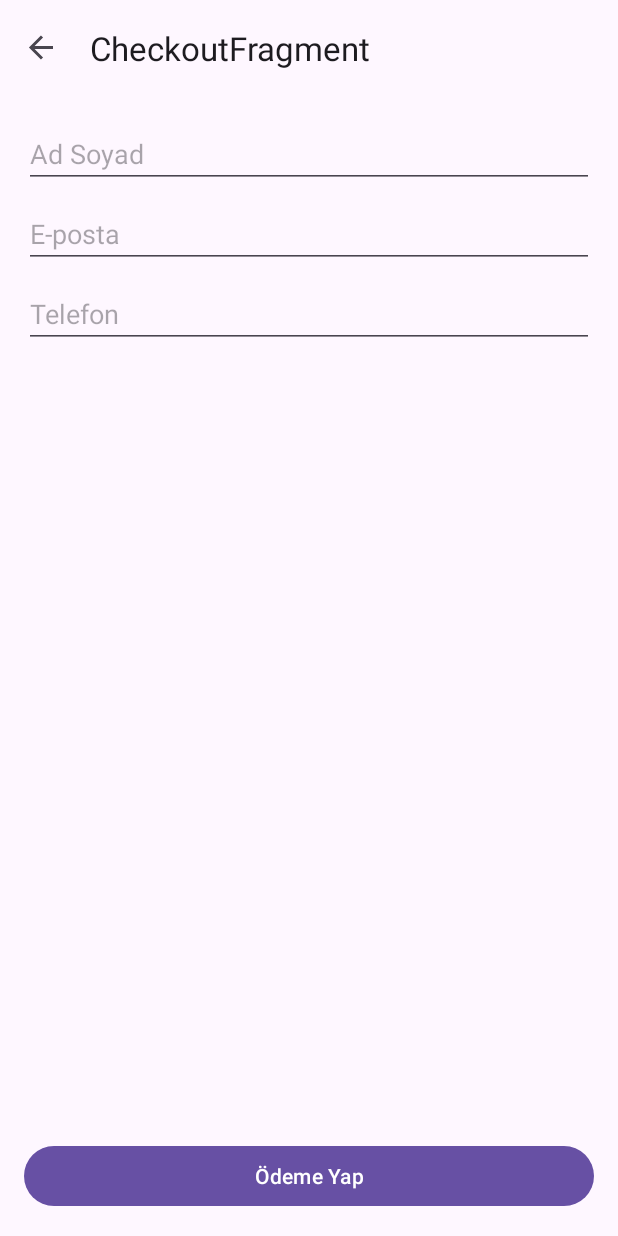
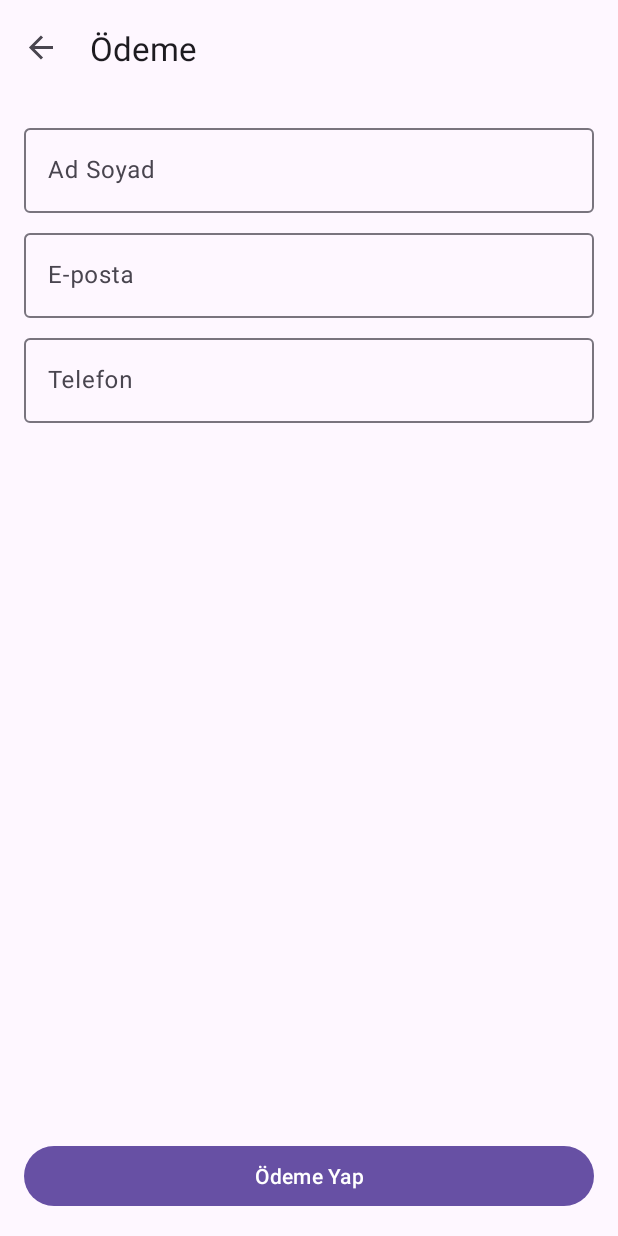
Before and after one commit to omerdurmaz2/eu-online-shopping, an Android app: the CheckoutFragment screen opened through its navigation route, on a phone screen of 412 x 824 dp. Run offline under Robolectric (Android 15) with nearby library versions, the phone set to English and light mode, and no system bars; our stand-ins replace Dagger/Hilt's generated code, navigation-ui.

Commit message:
update checkout screen design

```diff
--- a/ui/src/main/java/com/euonlineshopping/ui/checkout/CheckoutFragment.kt
+++ b/ui/src/main/java/com/euonlineshopping/ui/checkout/CheckoutFragment.kt
@@ -27,9 +27,39 @@ class CheckoutFragment : BaseFragment<FragmentCheckoutBinding>(FragmentCheckoutB
         binding.toolbar.setupWithNavController(findNavController())
 
         binding.btnPay.setOnClickListener {
-            viewModel.pay()
-            Toast.makeText(context, "Satın alma başarılı", Toast.LENGTH_SHORT).show()
-            findNavController().popBackStack()
+            if (validateForm()) {
+                viewModel.pay()
+                Toast.makeText(context, "Satın alma başarılı", Toast.LENGTH_SHORT).show()
+                findNavController().popBackStack()
+            }
         }
+
+    }
+
+    private fun validateForm(): Boolean {
+        var isFormValid = true
+
+        if (binding.etName.text.isNullOrBlank()) {
+            binding.tilName.error = "Ad Soyad alanı boş bırakılamaz"
+            isFormValid = false
+        } else {
+            binding.tilName.error = null
+        }
+
+        if (binding.etEmail.text.isNullOrBlank()) {
+            binding.tilEmail.error = "E-posta alanı boş bırakılamaz"
+            isFormValid = false
+        } else {
+            binding.tilEmail.error = null
+        }
+
+        if (binding.etPhone.text.isNullOrBlank()) {
+            binding.tilPhone.error = "Telefon alanı boş bırakılamaz"
+            isFormValid = false
+        } else {
+            binding.tilPhone.error = null
+        }
+
+        return isFormValid
     }
 }
--- a/ui/src/main/res/layout/fragment_checkout.xml
+++ b/ui/src/main/res/layout/fragment_checkout.xml
@@ -22,31 +22,60 @@
     </com.google.android.material.appbar.AppBarLayout>
 
     <LinearLayout
+        android:id="@+id/formLayout"
         android:layout_width="match_parent"
         android:layout_height="wrap_content"
         android:orientation="vertical"
         android:padding="16dp"
         app:layout_constraintTop_toBottomOf="@+id/appBarLayout">
 
-        <EditText
-            android:id="@+id/etName"
+        <com.google.android.material.textfield.TextInputLayout
+            android:id="@+id/tilName"
+            style="@style/Widget.Material3.TextInputLayout.OutlinedBox"
             android:layout_width="match_parent"
             android:layout_height="wrap_content"
-            android:hint="@string/checkout_name_hint" />
+            android:hint="@string/checkout_name_hint">
 
-        <EditText
-            android:id="@+id/etEmail"
+            <com.google.android.material.textfield.TextInputEditText
+                android:id="@+id/etName"
+                android:layout_width="match_parent"
+                android:layout_height="wrap_content"
+                android:inputType="textPersonName" />
+
+        </com.google.android.material.textfield.TextInputLayout>
+
+        <com.google.android.material.textfield.TextInputLayout
+            android:id="@+id/tilEmail"
+            style="@style/Widget.Material3.TextInputLayout.OutlinedBox"
             android:layout_width="match_parent"
             android:layout_height="wrap_content"
             android:layout_marginTop="8dp"
-            android:hint="@string/checkout_email_hint" />
+            android:hint="@string/checkout_email_hint">
 
-        <EditText
-            android:id="@+id/etPhone"
+            <com.google.android.material.textfield.TextInputEditText
+                android:id="@+id/etEmail"
+                android:layout_width="match_parent"
+                android:layout_height="wrap_content"
+                android:inputType="textEmailAddress" />
+
+        </com.google.android.material.textfield.TextInputLayout>
+
+        <com.google.android.material.textfield.TextInputLayout
+            android:id="@+id/tilPhone"
+            style="@style/Widget.Material3.TextInputLayout.OutlinedBox"
             android:layout_width="match_parent"
             android:layout_height="wrap_content"
             android:layout_marginTop="8dp"
-            android:hint="@string/checkout_phone_hint" />
+            android:hint="@string/checkout_phone_hint">
+
+            <com.google.android.material.textfield.TextInputEditText
+                android:id="@+id/etPhone"
+                android:layout_width="match_parent"
+                android:layout_height="wrap_content"
+                android:inputType="phone" />
+
+        </com.google.android.material.textfield.TextInputLayout>
+
     </LinearLayout>
 
     <Button
@@ -58,4 +87,5 @@
         app:layout_constraintBottom_toBottomOf="parent"
         app:layout_constraintEnd_toEndOf="parent"
         app:layout_constraintStart_toStartOf="parent" />
+
 </androidx.constraintlayout.widget.ConstraintLayout>
--- a/ui/src/main/res/menu/bottom_nav_menu.xml
+++ b/ui/src/main/res/menu/bottom_nav_menu.xml
@@ -4,15 +4,15 @@
     <item
         android:id="@+id/navigation_home"
         android:icon="@drawable/ic_home"
-        android:title="Ana Sayfa" />
+        android:title="@string/menu_home" />
 
     <item
         android:id="@+id/navigation_favorites"
         android:icon="@drawable/ic_favorites"
-        android:title="Favoriler" />
+        android:title="@string/menu_favorites" />
 
     <item
         android:id="@+id/navigation_cart"
         android:icon="@drawable/ic_cart"
-        android:title="Sepet" />
+        android:title="@string/menu_cart" />
 </menu>
--- a/ui/src/main/res/navigation/nav_graph.xml
+++ b/ui/src/main/res/navigation/nav_graph.xml
@@ -8,7 +8,7 @@
     <fragment
         android:id="@+id/navigation_home"
         android:name="com.euonlineshopping.ui.home.HomeFragment"
-        android:label="Ana Sayfa"
+        android:label="@string/nav_home"
         tools:layout="@layout/fragment_home">
         <action
             android:id="@+id/action_navigation_home_to_productDetail"
@@ -18,7 +18,7 @@
     <fragment
         android:id="@+id/navigation_favorites"
         android:name="com.euonlineshopping.ui.favorites.FavoritesFragment"
-        android:label="Favoriler"
+        android:label="@string/nav_favorites"
         tools:layout="@layout/fragment_favorites">
         <action
             android:id="@+id/action_navigation_favorites_to_productDetail"
@@ -28,7 +28,7 @@
     <fragment
         android:id="@+id/navigation_cart"
         android:name="com.euonlineshopping.ui.cart.CartFragment"
-        android:label="Sepet"
+        android:label="@string/nav_cart"
         tools:layout="@layout/fragment_cart">
         <action
             android:id="@+id/action_navigation_cart_to_productDetail"
@@ -51,6 +51,6 @@
     <fragment
         android:id="@+id/checkoutFragment"
         android:name="com.euonlineshopping.ui.checkout.CheckoutFragment"
-        android:label="CheckoutFragment"
+        android:label="@string/nav_checkout"
         tools:layout="@layout/fragment_checkout" />
 </navigation>
--- a/ui/src/main/res/values/strings.xml
+++ b/ui/src/main/res/values/strings.xml
@@ -1,4 +1,13 @@
 <resources>
+    <string name="nav_home">Ana Sayfa</string>
+    <string name="nav_favorites">Favoriler</string>
+    <string name="nav_cart">Sepet</string>
+    <string name="nav_checkout">Ödeme</string>
+
+    <string name="menu_home">Ana Sayfa</string>
+    <string name="menu_favorites">Favoriler</string>
+    <string name="menu_cart">Sepet</string>
+
     <string name="sort_option_price_asc">Fiyat artan</string>
     <string name="sort_option_price_desc">Fiyat azalan</string>
     <string name="sort_option_title_asc">Başlık A-Z</string>
```
Also changed, not shown: 1 other file.
